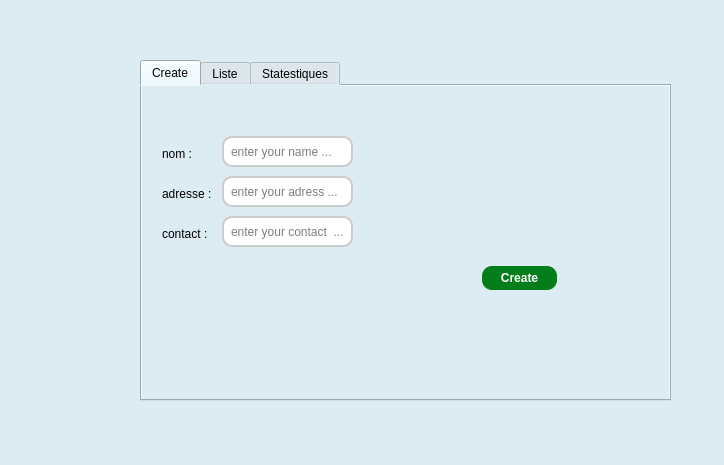
First picture: the form in clientwindow.ui, repository mohamedaminerjab/eco_shine, before the edit.
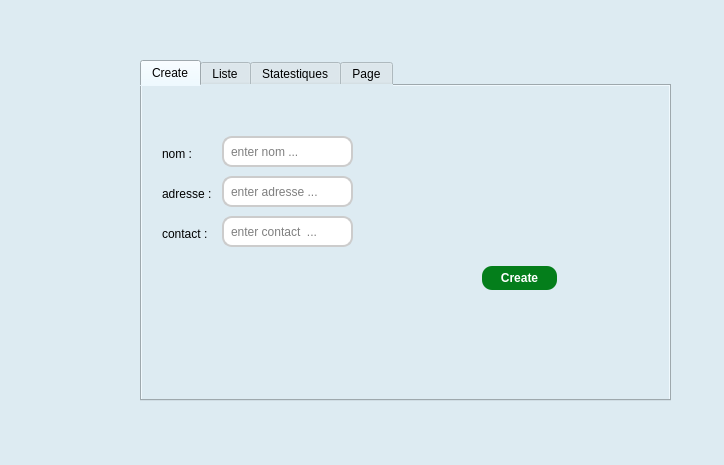
Second picture: the form after the edit. The open tabs and pages were chosen to show the change.

The edit to the form file:
```diff
--- a/clientwindow.ui
+++ b/clientwindow.ui
@@ -53,7 +53,7 @@
 padding: 5px;  </string>
      </property>
      <property name="placeholderText">
-      <string>enter your name ...</string>
+      <string>enter nom ...</string>
      </property>
     </widget>
     <widget class="QLineEdit" name="adresseTF">
@@ -72,7 +72,7 @@
 padding: 5px;  </string>
      </property>
      <property name="placeholderText">
-      <string>enter your adress ...</string>
+      <string>enter adresse ...</string>
      </property>
     </widget>
     <widget class="QLineEdit" name="contactTF">
@@ -91,7 +91,7 @@
 padding: 5px;  </string>
      </property>
      <property name="placeholderText">
-      <string>enter your contact  ...</string>
+      <string>enter contact  ...</string>
      </property>
     </widget>
     <widget class="QLabel" name="label">
@@ -252,6 +252,11 @@
      <string>Statestiques</string>
     </attribute>
    </widget>
+   <widget class="QWidget" name="tab_3">
+    <attribute name="title">
+     <string>Page</string>
+    </attribute>
+   </widget>
   </widget>
  </widget>
  <resources/>
```
Left out of the diff: 2 changed lines with no effect on the pictures.
